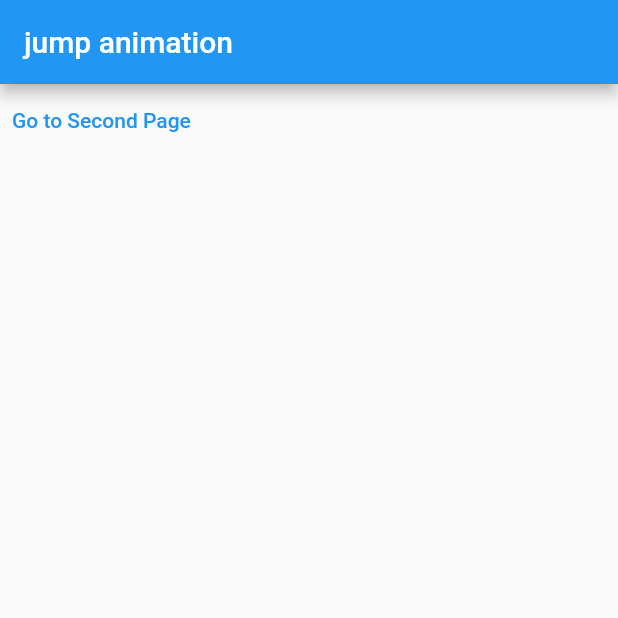
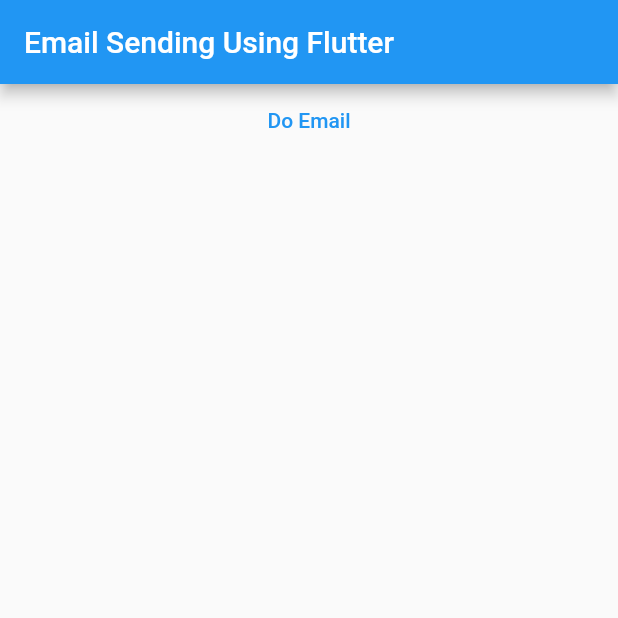
Before and after one commit to TejasLearningGithub/Temp_Repo, a Flutter app: the screen it shows after launch, on a phone screen of 412 x 824 dp, the top half of it. Run offline on Flutter 3.47's test engine with Material 2 defaults, Android fonts, the phone set to English and light mode, and no system bars; our stand-ins replace fluttertoast.

```diff
--- /dev/null
+++ b/lib/email_plugin/ex_second.dart
@@ -0,0 +1,32 @@
+import 'package:flutter/material.dart';
+
+
+class ExSecond extends StatefulWidget {
+  const ExSecond({super.key});
+
+  @override
+  State<ExSecond> createState() => _ExSecondState();
+}
+
+class _ExSecondState extends State<ExSecond> {
+  @override
+  Widget build(BuildContext context) {
+    return Scaffold(
+      appBar: AppBar(
+        title: Text('Email Sending Using Flutter'),
+      ),
+      body: Column(
+        children: [
+          Center(
+            child: TextButton(
+              onPressed: () {},
+              child: const Text(
+                'Do Email',
+              ),
+            ),
+          )
+        ],
+      ),
+    );
+  }
+}
--- a/lib/main.dart
+++ b/lib/main.dart
@@ -1,6 +1,8 @@
 import 'package:flutter/material.dart';
+import 'package:my_page_view/email_plugin/ex_second.dart';
 import 'package:my_page_view/initial_pages/page_first.dart';
 import 'package:my_page_view/my_app.dart';
+import 'package:my_page_view/whatsapp_plugin/ex_first.dart';
 
 void main() {
   runApp(const MyApp());
@@ -26,7 +28,7 @@
         // is not restarted.
         primarySwatch: Colors.blue,
       ),
-      home: const PageFirst(),
+      home: const ExSecond(),
     );
   }
 }
--- a/pubspec.yaml
+++ b/pubspec.yaml
@@ -30,8 +30,10 @@
 dependencies:
   flutter:
     sdk: flutter
-
-
+  whatsapp: ^2.0.0
+  url_launcher: ^6.1.10
+  fluttertoast: ^8.2.1
+  flutter_email_sender: ^5.2.0
   # The following adds the Cupertino Icons font to your application.
   # Use with the CupertinoIcons class for iOS style icons.
   cupertino_icons: ^1.0.2
```
Also changed, not shown: lib/whatsapp_plugin/ex_first.dart (added, +105 -0 lines), pubspec.lock, 6 other files.
